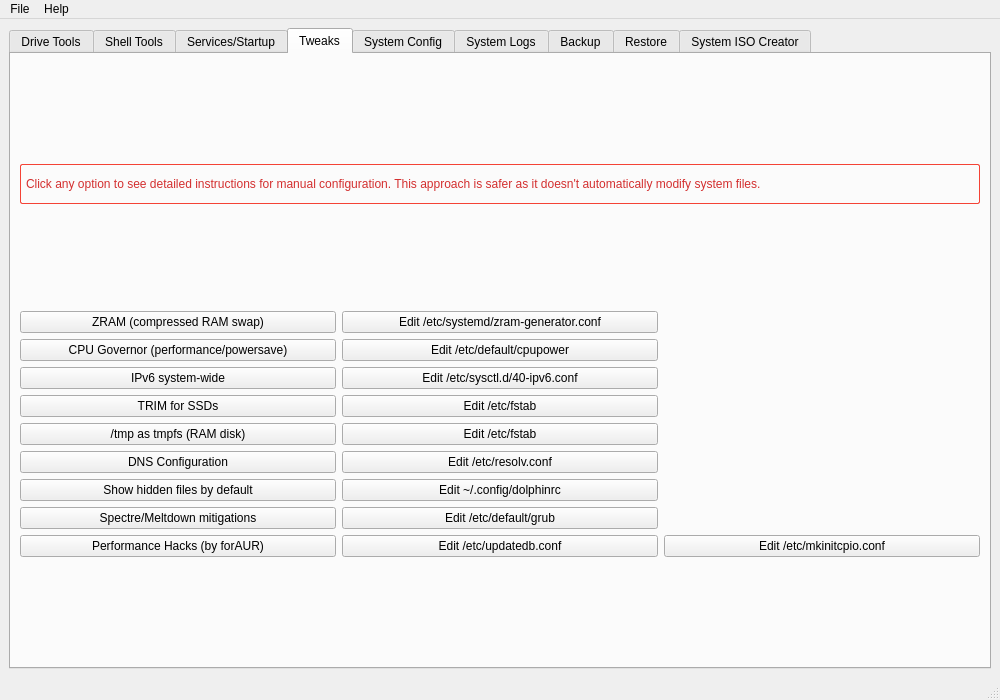
First picture: the form in mainwindow.ui, repository XetalEngine/CachyOsTools, before the edit.
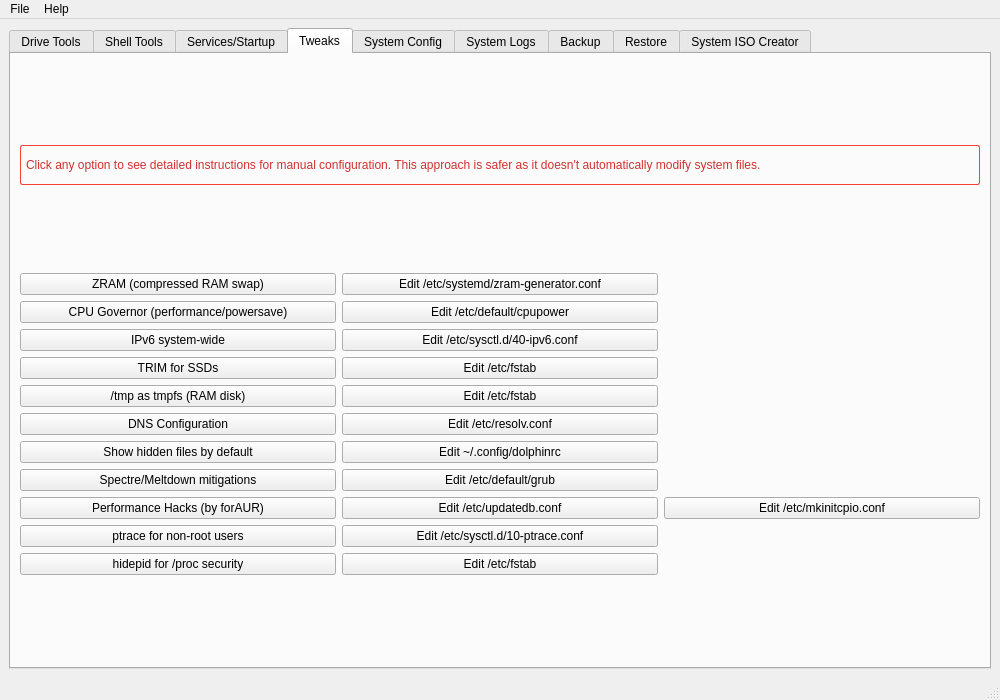
Second picture: the form after the edit. The open tabs and pages were chosen to show the change.

Commit message:
Added ptrace anmd fstab configs
Added ptrace anmd fstab configs

Diff of the .ui file:
```diff
--- a/mainwindow.ui
+++ b/mainwindow.ui
@@ -471,6 +471,34 @@
             </property>
            </widget>
           </item>
+          <item row="9" column="0">
+           <widget class="QPushButton" name="ptraceToggle">
+            <property name="text">
+             <string>ptrace for non-root users</string>
+            </property>
+           </widget>
+          </item>
+          <item row="9" column="1">
+           <widget class="QPushButton" name="ptraceConfigButton">
+            <property name="text">
+             <string>Edit /etc/sysctl.d/10-ptrace.conf</string>
+            </property>
+           </widget>
+          </item>
+          <item row="10" column="0">
+           <widget class="QPushButton" name="hidepidToggle">
+            <property name="text">
+             <string>hidepid for /proc security</string>
+            </property>
+           </widget>
+          </item>
+          <item row="10" column="1">
+           <widget class="QPushButton" name="hidepidConfigButton">
+            <property name="text">
+             <string>Edit /etc/fstab</string>
+            </property>
+           </widget>
+          </item>
          </layout>
         </item>
 
```
The commit also changes 2 other files.
